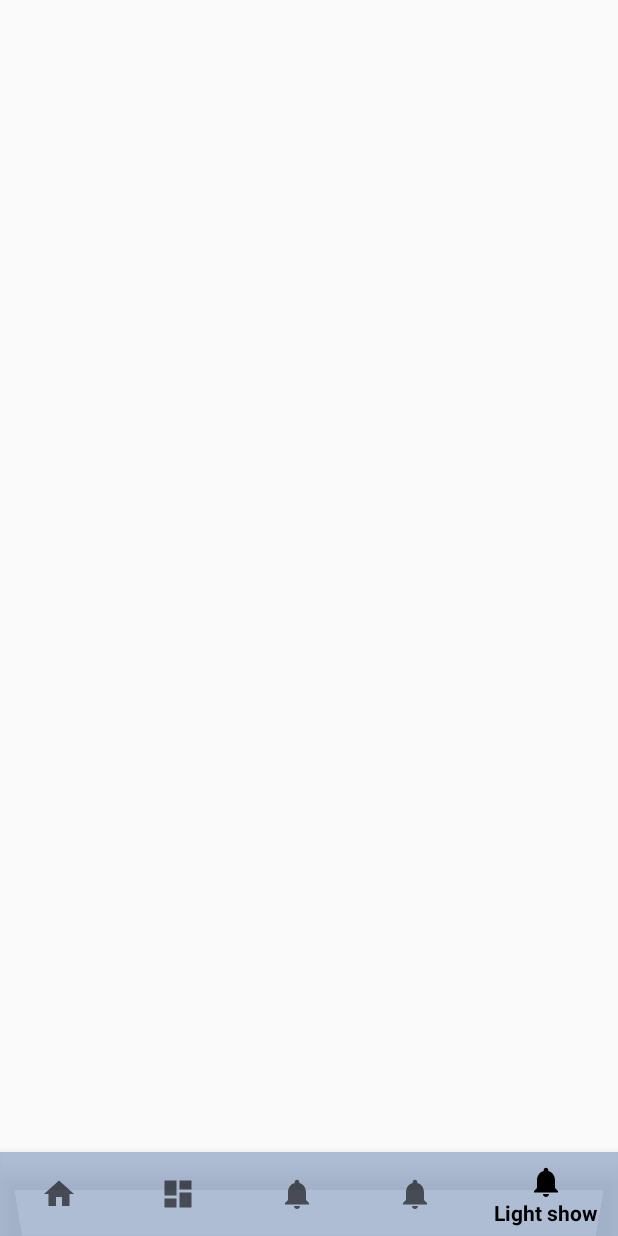
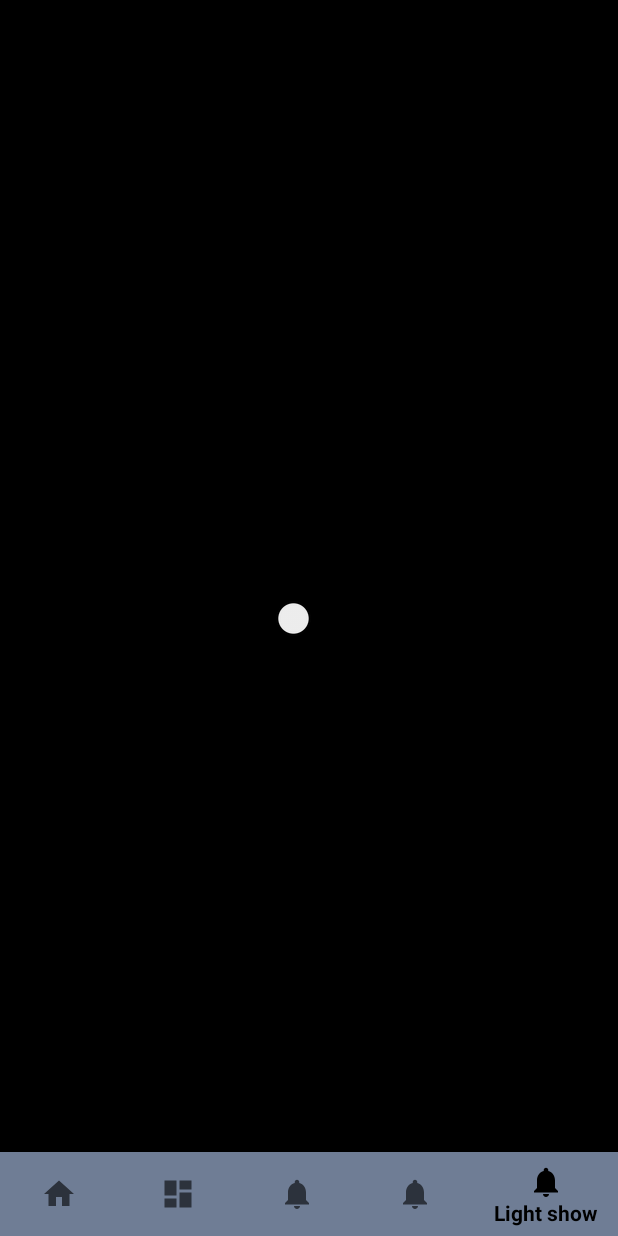
Before and after one commit to zvonimirplivelic/Bulbz, an Android app: the LightshowFragment screen opened through its navigation route, on a phone screen of 412 x 824 dp. Run offline under Robolectric (Android 15) with nearby library versions, the light colour scheme and no system bars; our stand-ins replace navigation-ui.

Commit message:
Finished Lightshow Fragment

```diff
--- a/app/src/main/AndroidManifest.xml
+++ b/app/src/main/AndroidManifest.xml
@@ -11,7 +11,8 @@
         android:theme="@style/AppTheme">
         <activity
             android:name=".MainActivity"
-            android:label="@string/app_name">
+            android:label="@string/app_name"
+            android:screenOrientation="portrait">
             <intent-filter>
                 <action android:name="android.intent.action.MAIN" />
 
--- a/app/src/main/java/com/zvonimirplivelic/bulbz/ui/LightshowFragment.kt
+++ b/app/src/main/java/com/zvonimirplivelic/bulbz/ui/LightshowFragment.kt
@@ -1,20 +1,21 @@
 package com.zvonimirplivelic.bulbz.ui
 
+import android.graphics.drawable.AnimationDrawable
 import android.os.Bundle
 import androidx.fragment.app.Fragment
 import android.view.LayoutInflater
 import android.view.View
 import android.view.ViewGroup
+import androidx.appcompat.widget.SwitchCompat
+import androidx.constraintlayout.widget.ConstraintLayout
+import androidx.core.content.ContextCompat
 import com.zvonimirplivelic.bulbz.R
+import kotlinx.coroutines.Dispatchers
+import kotlinx.coroutines.GlobalScope
+import kotlinx.coroutines.delay
+import kotlinx.coroutines.launch
 
 class LightshowFragment : Fragment() {
-    // TODO: Rename and change types of parameters
-    private var param1: String? = null
-    private var param2: String? = null
-
-    override fun onCreate(savedInstanceState: Bundle?) {
-        super.onCreate(savedInstanceState)
-    }
 
     override fun onCreateView(
         inflater: LayoutInflater, container: ViewGroup?,
@@ -22,4 +23,24 @@ class LightshowFragment : Fragment() {
     ): View? {
         return inflater.inflate(R.layout.fragment_lightshow, container, false)
     }
+
+    override fun onViewCreated(view: View, savedInstanceState: Bundle?) {
+        super.onViewCreated(view, savedInstanceState)
+        val clLightshow = view.findViewById<ConstraintLayout>(R.id.cl_lightshow_layout)
+        val switchLightshow = view.findViewById<SwitchCompat>(R.id.switch_lightshow)
+
+        switchLightshow.setOnCheckedChangeListener { _, isChecked ->
+            if (!isChecked) {
+                clLightshow.setBackgroundColor(ContextCompat.getColor(context!!, R.color.black))
+            } else {
+                val animatedBackground = clLightshow.background as AnimationDrawable
+                animatedBackground.apply {
+                    setEnterFadeDuration(1500)
+                    setExitFadeDuration(3000)
+                    start()
+                }
+
+            }
+        }
+    }
 }
--- /dev/null
+++ b/app/src/main/res/drawable/background_lightshow.xml
@@ -0,0 +1,33 @@
+<?xml version="1.0" encoding="utf-8"?>
+<animation-list xmlns:android="http://schemas.android.com/apk/res/android">
+    <item
+        android:drawable="@drawable/lightshow_animation_start"
+        android:duration="0" />
+    <item
+        android:drawable="@drawable/lightshow_animation"
+        android:duration="3000" />
+    <item
+        android:drawable="@drawable/lightshow_animation1"
+        android:duration="3000" />
+    <item
+        android:drawable="@drawable/lightshow_animation2"
+        android:duration="3000" />
+    <item
+        android:drawable="@drawable/lightshow_animation3"
+        android:duration="3000" />
+    <item
+        android:drawable="@drawable/lightshow_animation4"
+        android:duration="3000" />
+    <item
+        android:drawable="@drawable/lightshow_animation5"
+        android:duration="3000" />
+    <item
+        android:drawable="@drawable/lightshow_animation6"
+        android:duration="3000" />
+    <item
+        android:drawable="@drawable/lightshow_animation7"
+        android:duration="3000" />
+    <item
+        android:drawable="@drawable/lightshow_animation8"
+        android:duration="3000" />
+</animation-list>
--- /dev/null
+++ b/app/src/main/res/drawable/lightshow_animation.xml
@@ -0,0 +1,8 @@
+<?xml version="1.0" encoding="utf-8"?>
+<shape xmlns:android="http://schemas.android.com/apk/res/android">
+    <gradient
+        android:angle="0"
+        android:centerColor="#BF1111"
+        android:endColor="#0CA512"
+        android:startColor="#3F51B5" />
+</shape>
--- /dev/null
+++ b/app/src/main/res/drawable/lightshow_animation1.xml
@@ -0,0 +1,8 @@
+<?xml version="1.0" encoding="utf-8"?>
+<shape xmlns:android="http://schemas.android.com/apk/res/android">
+    <gradient
+        android:angle="0"
+        android:startColor="#DB25AC"
+        android:centerColor="#239A41"
+        android:endColor="#00BCD4"/>
+</shape>
--- /dev/null
+++ b/app/src/main/res/drawable/lightshow_animation2.xml
@@ -0,0 +1,8 @@
+<?xml version="1.0" encoding="utf-8"?>
+<shape xmlns:android="http://schemas.android.com/apk/res/android">
+    <gradient
+        android:angle="45"
+        android:startColor="#B30C0C"
+        android:centerColor="#DDC107"
+        android:endColor="#39549A"/>
+</shape>
--- /dev/null
+++ b/app/src/main/res/drawable/lightshow_animation3.xml
@@ -0,0 +1,8 @@
+<?xml version="1.0" encoding="utf-8"?>
+<shape xmlns:android="http://schemas.android.com/apk/res/android">
+    <gradient
+        android:angle="90"
+        android:startColor="#E91E63"
+        android:centerColor="#673AB7"
+        android:endColor="#00BCD4"/>
+</shape>
--- /dev/null
+++ b/app/src/main/res/drawable/lightshow_animation4.xml
@@ -0,0 +1,8 @@
+<?xml version="1.0" encoding="utf-8"?>
+<shape xmlns:android="http://schemas.android.com/apk/res/android">
+    <gradient
+        android:angle="135"
+        android:startColor="#65E91E"
+        android:centerColor="#3A47B7"
+        android:endColor="#D4004A"/>
+</shape>
--- /dev/null
+++ b/app/src/main/res/drawable/lightshow_animation5.xml
@@ -0,0 +1,8 @@
+<?xml version="1.0" encoding="utf-8"?>
+<shape xmlns:android="http://schemas.android.com/apk/res/android">
+    <gradient
+        android:angle="180"
+        android:startColor="#31670B"
+        android:centerColor="#B73A4D"
+        android:endColor="#8A00D4"/>
+</shape>
--- /dev/null
+++ b/app/src/main/res/drawable/lightshow_animation6.xml
@@ -0,0 +1,8 @@
+<?xml version="1.0" encoding="utf-8"?>
+<shape xmlns:android="http://schemas.android.com/apk/res/android">
+    <gradient
+        android:angle="225"
+        android:startColor="#E91E63"
+        android:centerColor="#673AB7"
+        android:endColor="#00BCD4"/>
+</shape>
--- /dev/null
+++ b/app/src/main/res/drawable/lightshow_animation7.xml
@@ -0,0 +1,8 @@
+<?xml version="1.0" encoding="utf-8"?>
+<shape xmlns:android="http://schemas.android.com/apk/res/android">
+    <gradient
+        android:angle="270"
+        android:startColor="#AA1F1F"
+        android:centerColor="#BF5F1F"
+        android:endColor="#0066D4"/>
+</shape>
--- /dev/null
+++ b/app/src/main/res/drawable/lightshow_animation8.xml
@@ -0,0 +1,8 @@
+<?xml version="1.0" encoding="utf-8"?>
+<shape xmlns:android="http://schemas.android.com/apk/res/android">
+    <gradient
+        android:angle="315"
+        android:startColor="#65E91E"
+        android:centerColor="#B7B13A"
+        android:endColor="#A53C3C"/>
+</shape>
--- /dev/null
+++ b/app/src/main/res/drawable/lightshow_animation_start.xml
@@ -0,0 +1,4 @@
+<?xml version="1.0" encoding="utf-8"?>
+<shape xmlns:android="http://schemas.android.com/apk/res/android">
+    <solid android:color="#000000" />
+</shape>
--- a/app/src/main/res/layout/fragment_lightshow.xml
+++ b/app/src/main/res/layout/fragment_lightshow.xml
@@ -1,8 +1,19 @@
 <?xml version="1.0" encoding="utf-8"?>
-<FrameLayout xmlns:android="http://schemas.android.com/apk/res/android"
+<androidx.constraintlayout.widget.ConstraintLayout xmlns:android="http://schemas.android.com/apk/res/android"
+    xmlns:app="http://schemas.android.com/apk/res-auto"
+    android:id="@+id/cl_lightshow_layout"
     xmlns:tools="http://schemas.android.com/tools"
     android:layout_width="match_parent"
     android:layout_height="match_parent"
+    android:background="@drawable/background_lightshow"
     tools:context=".ui.LightshowFragment">
 
-</FrameLayout>
+    <androidx.appcompat.widget.SwitchCompat
+        android:id="@+id/switch_lightshow"
+        android:layout_width="wrap_content"
+        android:layout_height="wrap_content"
+        app:layout_constraintLeft_toLeftOf="parent"
+        app:layout_constraintTop_toTopOf="parent"
+        app:layout_constraintBottom_toBottomOf="parent"
+        app:layout_constraintRight_toRightOf="parent" />
+</androidx.constraintlayout.widget.ConstraintLayout>
```
